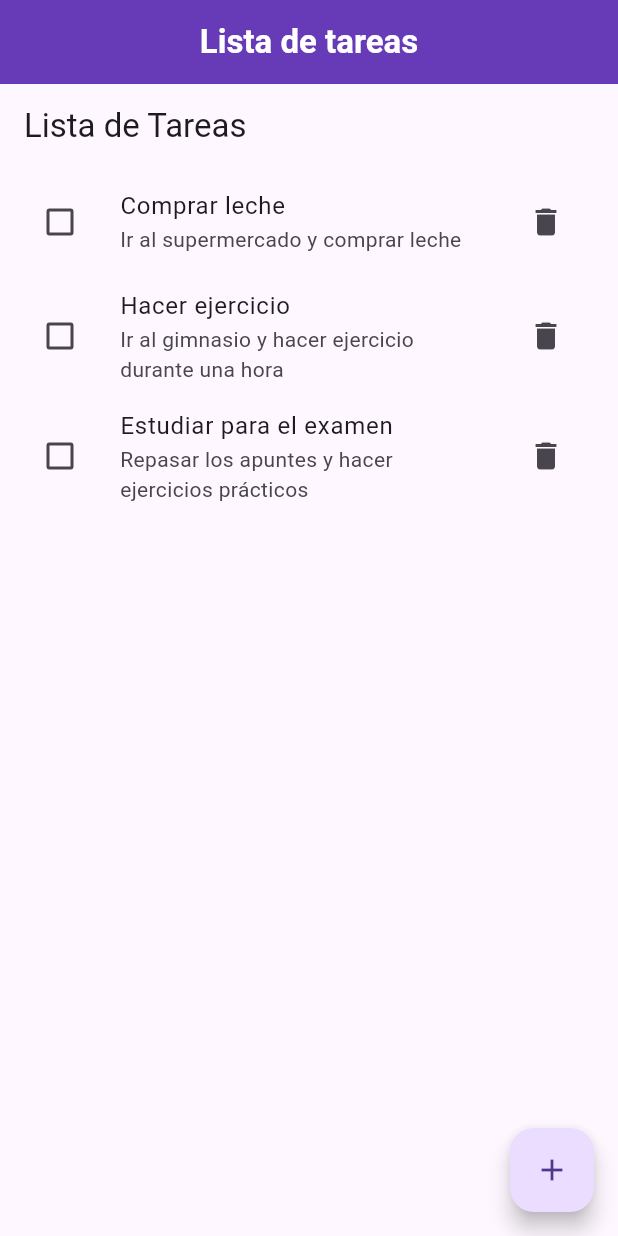
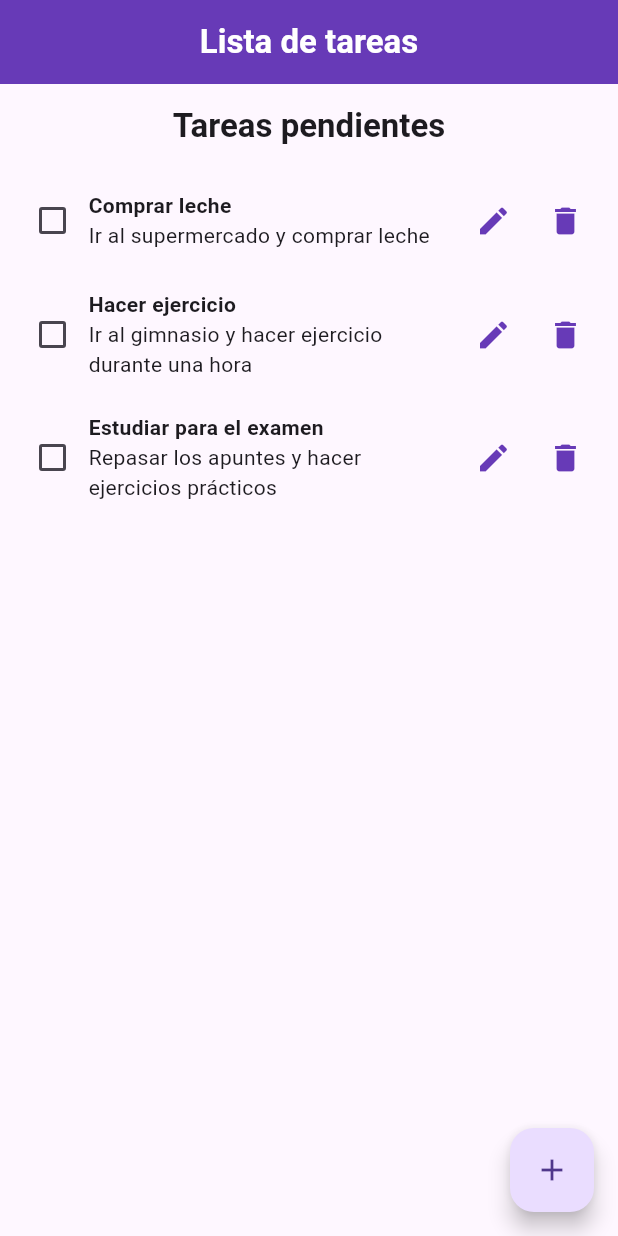
Before and after one commit to L0renaC/tarea2_movil, a Flutter app: the screen it shows after launch, on a phone screen of 412 x 824 dp. Run offline on Flutter 3.47's test engine with Material 3 defaults, Android fonts, the phone set to English and light mode, and no system bars.

Commit message:
Feat: Editar tarea

```diff
--- a/lib/views/pages/Inicio.dart
+++ b/lib/views/pages/Inicio.dart
@@ -2,6 +2,8 @@ import 'package:flutter/material.dart';
 import 'package:tarea2_movil/controller/TareasController.dart';
 import 'package:tarea2_movil/models/Tareas.dart';
 import 'package:tarea2_movil/views/pages/AgregarTarea.dart';
+import 'package:tarea2_movil/views/pages/EditarTarea.dart';
+import 'package:tarea2_movil/views/widgets/TareaTitulo.dart';
 
 class Inicio extends StatefulWidget {
   @override
@@ -22,31 +24,44 @@ class _InicioState extends State<Inicio> {
   Widget build(BuildContext context) {
     return Scaffold(
       appBar: AppBar(
-        title: Text('Lista de Tareas'),
+        centerTitle: true,
+        title: Text(
+          'Tareas pendientes',
+          style: TextStyle(
+            fontWeight: FontWeight.bold,
+          ),
+        ),
       ),
       body: ListView.builder(
         itemCount: tareas.length,
         itemBuilder: (context, index) {
-          return ListTile(
-            title: Text(tareas[index].nombre),
-            subtitle: Text(tareas[index].descripcion),
-            leading: Checkbox(
-              value: tareas[index].completada,
-              onChanged: (value) {
+          return TareaTile(
+            tarea: tareas[index],
+            onToggle: (value) {
               setState(() {
-                  _tareasController.marcarTareaComoCompletada(index, value ?? false);
+                _tareasController.marcarTareaComoCompletada(index, value);
               });
             },
-            ),
-            trailing: IconButton(
-              icon: Icon(Icons.delete),
-              onPressed: () {
+            onDelete: () {
               setState(() {
                 _tareasController.eliminarTarea(index);
                 tareas = _tareasController.getTareas();
               });
             },
+            onEdit: (editedTarea) async {
+              final result = await Navigator.push(
+                context,
+                MaterialPageRoute(
+                  builder: (context) => EditarTareaPage(tarea: editedTarea),
                 ),
+              );
+              if (result != null) {
+                _tareasController.editarTarea(index,result);
+                setState(() {
+                  tareas = _tareasController.getTareas();
+                });
+              }
+            },
           );
         },
       ),
@@ -56,7 +71,6 @@ class _InicioState extends State<Inicio> {
             context,
             MaterialPageRoute(
               builder: (context) => AgregarTareaPage(
-
                 onTareaAdded: (newTarea) {
                   setState(() {
                     tareas.add(newTarea);
--- a/lib/views/widgets/TareaTitulo.dart
+++ b/lib/views/widgets/TareaTitulo.dart
@@ -1,23 +1,29 @@
 import 'package:flutter/material.dart';
 import 'package:tarea2_movil/models/Tareas.dart';
 import 'package:tarea2_movil/views/widgets/TareaDescripcion.dart';
-import 'package:tarea2_movil/views/widgets/TareaIcono.dart';
-
 class TareaTile extends StatelessWidget {
   final Tarea tarea;
-  final Function(bool) onToggle;
-  final Function() onDelete;
+  final void Function(bool?) onToggle;
+  final void Function() onDelete;
+  final void Function(Tarea) onEdit;
 
-  TareaTile({required this.tarea, required this.onToggle, required this.onDelete});
+  TareaTile({required this.tarea, required this.onToggle, required this.onDelete, required this.onEdit});
 
   @override
   Widget build(BuildContext context) {
     return Padding(
-      padding: const EdgeInsets.all(8.0),
+      padding: const EdgeInsets.all(11),
       child: Row(
         mainAxisAlignment: MainAxisAlignment.spaceBetween,
         children: [
-          Column(
+          Checkbox(
+            value: tarea.completada,
+            onChanged: onToggle,
+          ),
+          Expanded(
+            child: Container(
+              constraints: BoxConstraints(maxWidth: MediaQuery.of(context).size.width * 0.7),
+              child: Column(
                 crossAxisAlignment: CrossAxisAlignment.start,
                 children: [
                   Text(
@@ -30,10 +36,19 @@ class TareaTile extends StatelessWidget {
                   DescripcionTarea(tarea: tarea),
                 ],
               ),
-          IconoTarea(tarea: tarea, onToggle: onToggle),
+            ),
+          ),
+          Row(
+            children: [
               IconButton(
-            icon: Icon(Icons.delete, color: Colors.red),
+                icon: Icon(Icons.edit, color: Colors.deepPurple),
+                onPressed: () => onEdit(tarea),
+              ),
+              IconButton(
+                icon: Icon(Icons.delete, color: Colors.deepPurple),
                 onPressed: onDelete,
+              ),
+            ],
           ),
         ],
       ),
```
Also changed, not shown: lib/controller/TareasController.dart (+13 -5 lines), lib/views/pages/AgregarTarea.dart (+13 -6 lines), lib/views/pages/EditarTarea.dart (added, +75 -0 lines), lib/views/widgets/TareaIcono.dart (deleted, +0 -21 lines). Lines whose indentation alone changed are shown as unchanged.
